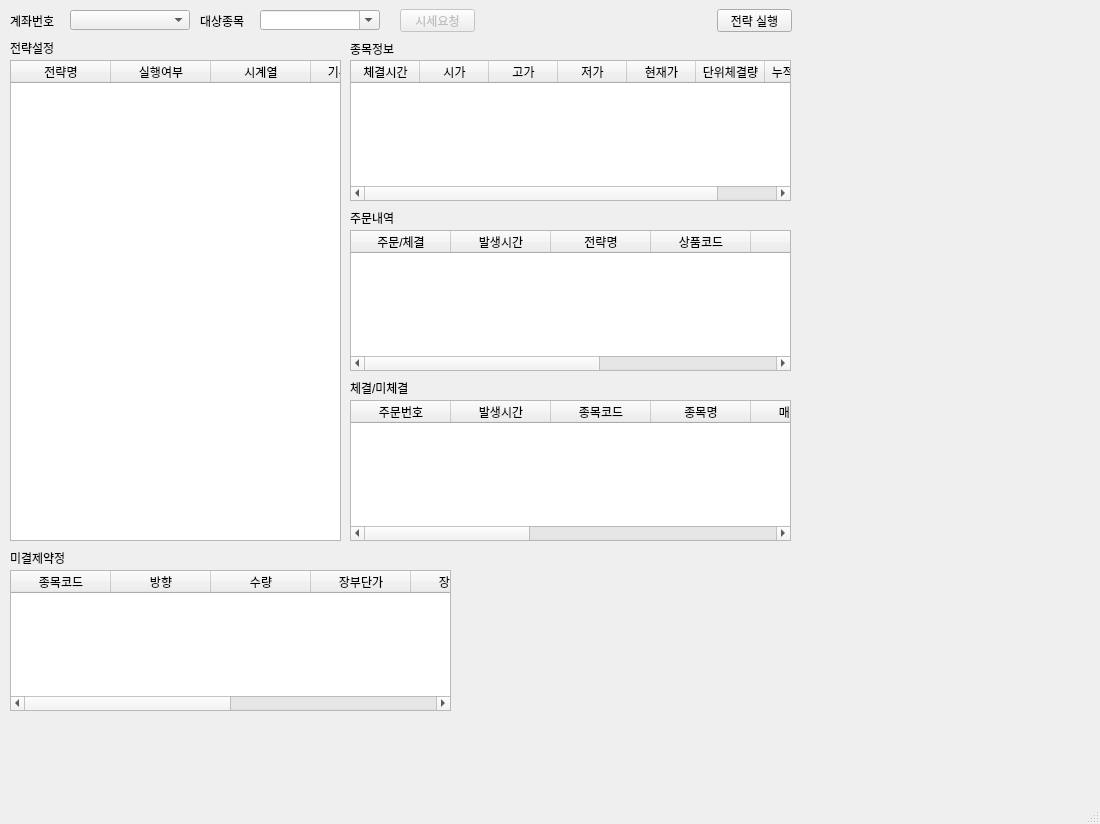
Before: the Qt Designer form form_main.ui in BHLee83/TS, drawn with Qt 5.
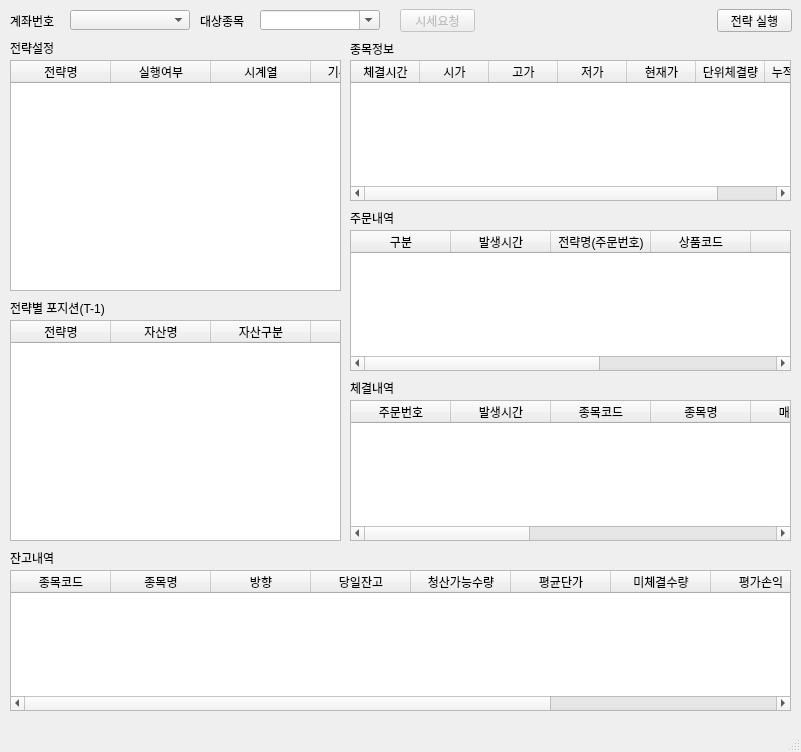
After: the same form once the commit is applied.

What changed in the file:
```diff
--- a/form_main.ui
+++ b/form_main.ui
@@ -6,8 +6,8 @@
    <rect>
     <x>0</x>
     <y>0</y>
-    <width>1100</width>
-    <height>824</height>
+    <width>801</width>
+    <height>752</height>
    </rect>
   </property>
   <property name="windowTitle">
@@ -238,7 +238,7 @@
       <x>10</x>
       <y>60</y>
       <width>331</width>
-      <height>481</height>
+      <height>231</height>
      </rect>
     </property>
     <property name="horizontalScrollBarPolicy">
@@ -284,7 +284,7 @@
     </column>
     <column>
      <property name="text">
-      <string>포지션</string>
+      <string>가중치</string>
      </property>
      <property name="textAlignment">
       <set>AlignCenter</set>
@@ -318,7 +318,7 @@
     </property>
     <column>
      <property name="text">
-      <string>주문/체결</string>
+      <string>구분</string>
      </property>
     </column>
     <column>
@@ -328,7 +328,7 @@
     </column>
     <column>
      <property name="text">
-      <string>전략명</string>
+      <string>전략명(주문번호)</string>
      </property>
     </column>
     <column>
@@ -362,7 +362,7 @@
      </rect>
     </property>
     <property name="text">
-     <string>미결제약정</string>
+     <string>잔고내역</string>
     </property>
    </widget>
    <widget class="QTableWidget" name="twBalanceInfo">
@@ -370,18 +370,23 @@
      <rect>
       <x>10</x>
       <y>570</y>
-      <width>441</width>
+      <width>781</width>
       <height>141</height>
      </rect>
     </property>
     <property name="columnCount">
-     <number>8</number>
+     <number>10</number>
     </property>
     <column>
      <property name="text">
       <string>종목코드</string>
      </property>
     </column>
+    <column>
+     <property name="text">
+      <string>종목명</string>
+     </property>
+    </column>
     <column>
      <property name="text">
       <string>방향</string>
@@ -389,27 +394,22 @@
     </column>
     <column>
      <property name="text">
-      <string>수량</string>
+      <string>당일잔고</string>
      </property>
     </column>
     <column>
      <property name="text">
-      <string>장부단가</string>
+      <string>청산가능수량</string>
      </property>
     </column>
     <column>
      <property name="text">
-      <string>장부금액</string>
+      <string>평균단가</string>
      </property>
     </column>
     <column>
      <property name="text">
-      <string>정산단가</string>
-     </property>
-    </column>
-    <column>
-     <property name="text">
-      <string>정산금액</string>
+      <string>미체결수량</string>
      </property>
     </column>
     <column>
@@ -417,6 +417,16 @@
       <string>평가손익</string>
      </property>
     </column>
+    <column>
+     <property name="text">
+      <string>수수료</string>
+     </property>
+    </column>
+    <column>
+     <property name="text">
+      <string>세금</string>
+     </property>
+    </column>
    </widget>
    <widget class="QLabel" name="label_Settle">
     <property name="geometry">
@@ -428,7 +438,7 @@
      </rect>
     </property>
     <property name="text">
-     <string>체결/미체결</string>
+     <string>체결내역</string>
     </property>
    </widget>
    <widget class="QTableWidget" name="twSettleInfo">
@@ -494,6 +504,70 @@
      </property>
     </column>
    </widget>
+   <widget class="QTableWidget" name="twPositionInfo">
+    <property name="geometry">
+     <rect>
+      <x>10</x>
+      <y>320</y>
+      <width>331</width>
+      <height>221</height>
+     </rect>
+    </property>
+    <property name="horizontalScrollBarPolicy">
+     <enum>Qt::ScrollBarAlwaysOff</enum>
+    </property>
+    <property name="rowCount">
+     <number>0</number>
+    </property>
+    <property name="columnCount">
+     <number>4</number>
+    </property>
+    <column>
+     <property name="text">
+      <string>전략명</string>
+     </property>
+     <property name="textAlignment">
+      <set>AlignCenter</set>
+     </property>
+    </column>
+    <column>
+     <property name="text">
+      <string>자산명</string>
+     </property>
+     <property name="textAlignment">
+      <set>AlignCenter</set>
+     </property>
+    </column>
+    <column>
+     <property name="text">
+      <string>자산구분</string>
+     </property>
+     <property name="textAlignment">
+      <set>AlignCenter</set>
+     </property>
+    </column>
+    <column>
+     <property name="text">
+      <string>포지션</string>
+     </property>
+     <property name="textAlignment">
+      <set>AlignCenter</set>
+     </property>
+    </column>
+   </widget>
+   <widget class="QLabel" name="label_Position">
+    <property name="geometry">
+     <rect>
+      <x>10</x>
+      <y>300</y>
+      <width>111</width>
+      <height>16</height>
+     </rect>
+    </property>
+    <property name="text">
+     <string>전략별 포지션(T-1)</string>
+    </property>
+   </widget>
   </widget>
   <widget class="QMenuBar" name="menubar">
    <property name="geometry">
```
Left out of the diff: 2 changed lines with no effect on the pictures.
